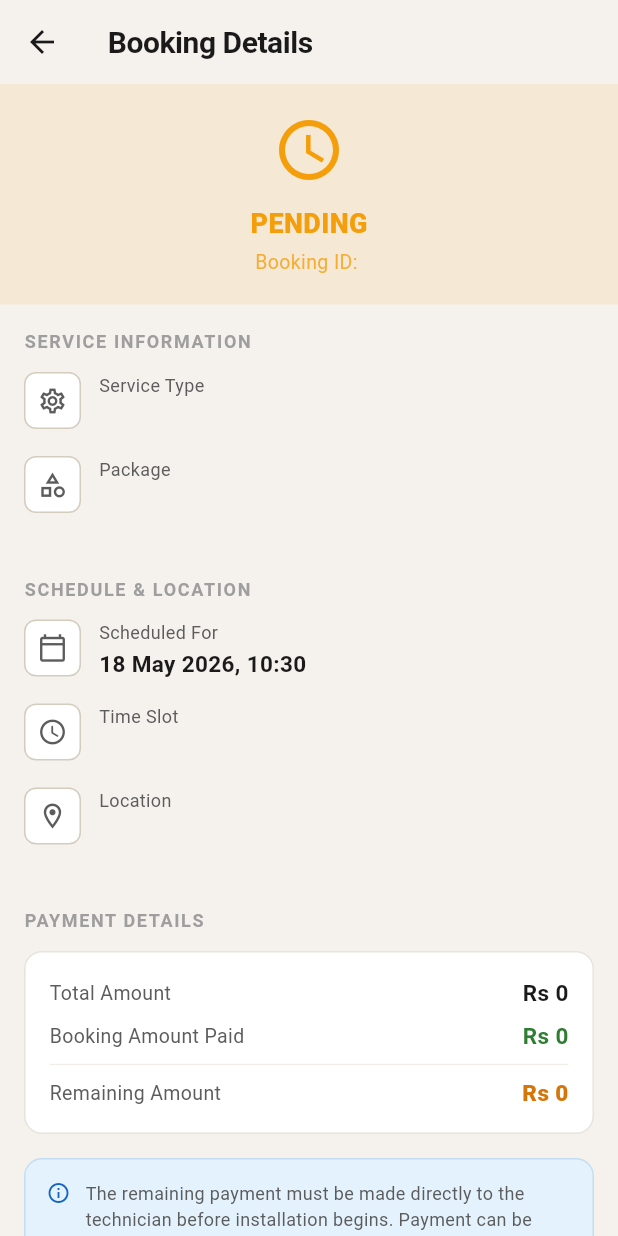
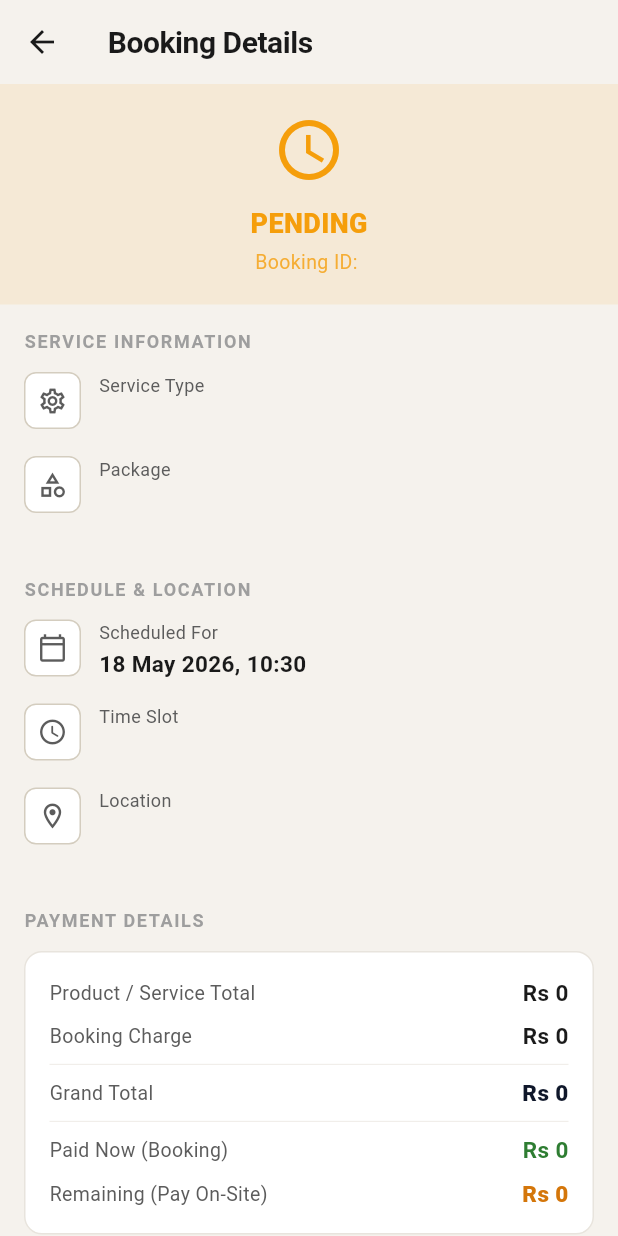
Before and after one commit to Pushkarjay/SafeCom-Application, a Flutter app: the BookingDetailScreen screen opened directly with empty values, on a phone screen of 412 x 824 dp. Run offline on Flutter 3.47's test engine with Material 3 defaults, Android fonts, the phone set to English and light mode, and no system bars; our stand-ins replace dio, firebase_auth, firebase_core, firebase_messaging, flutter_riverpod, geocoding and 6 more; missing offline and left inert: razorpay_flutter; accounts and stored records are empty; network calls fail.

Commit message:
fix: booking detail screen pricing breakdown (booking charge is extra)
- Show Product Total + Booking Charge = Grand Total
- Show Paid Now (Booking) and Remaining (Pay On-Site)

```diff
--- a/mobile_customer/lib/features/profile/screens/booking_detail_screen.dart
+++ b/mobile_customer/lib/features/profile/screens/booking_detail_screen.dart
@@ -11,7 +11,10 @@ class BookingDetailScreen extends StatelessWidget {
   @override
   Widget build(BuildContext context) {
     final statusInfo = _getStatusInfo(booking.status);
-    final remainingAmount = booking.totalAmount - booking.amountPaid;
+    final productTotal = booking.totalAmount;
+    final bookingCharge = booking.amountPaid;
+    final grandTotal = productTotal + bookingCharge;
+    final remainingAmount = productTotal;
 
     return Scaffold(
       backgroundColor: AppColors.background,
@@ -92,14 +95,20 @@ class BookingDetailScreen extends StatelessWidget {
                     ),
                     child: Column(
                       children: [
-                        _paymentRow('Total Amount', 'Rs ${booking.totalAmount.toStringAsFixed(0)}', AppColors.textPrimary, FontWeight.w700),
+                        _paymentRow('Product / Service Total', 'Rs ${productTotal.toStringAsFixed(0)}', AppColors.textPrimary, FontWeight.w600),
                         const SizedBox(height: 8),
-                        _paymentRow('Booking Amount Paid', 'Rs ${booking.amountPaid.toStringAsFixed(0)}', AppColors.success, FontWeight.w700),
+                        _paymentRow('Booking Charge', 'Rs ${bookingCharge.toStringAsFixed(0)}', AppColors.textPrimary, FontWeight.w600),
                         const Padding(
                           padding: EdgeInsets.symmetric(vertical: 8),
                           child: Divider(color: AppColors.borderLight),
                         ),
-                        _paymentRow('Remaining Amount', 'Rs ${remainingAmount.toStringAsFixed(0)}', AppColors.secondary, FontWeight.w800),
+                        _paymentRow('Grand Total', 'Rs ${grandTotal.toStringAsFixed(0)}', AppColors.primary, FontWeight.w800),
+                        const SizedBox(height: 8),
+                        const Divider(color: AppColors.borderLight),
+                        const SizedBox(height: 8),
+                        _paymentRow('Paid Now (Booking)', 'Rs ${bookingCharge.toStringAsFixed(0)}', AppColors.success, FontWeight.w700),
+                        const SizedBox(height: 8),
+                        _paymentRow('Remaining (Pay On-Site)', 'Rs ${remainingAmount.toStringAsFixed(0)}', AppColors.secondary, FontWeight.w800),
                       ],
                     ),
                   ),
```
